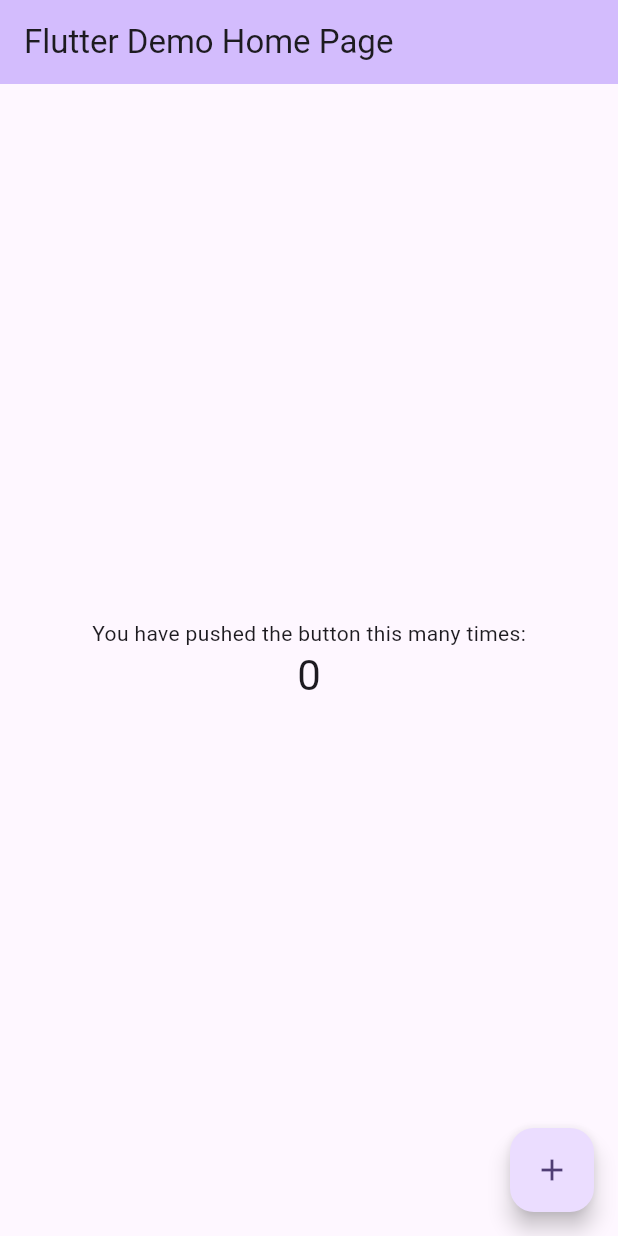
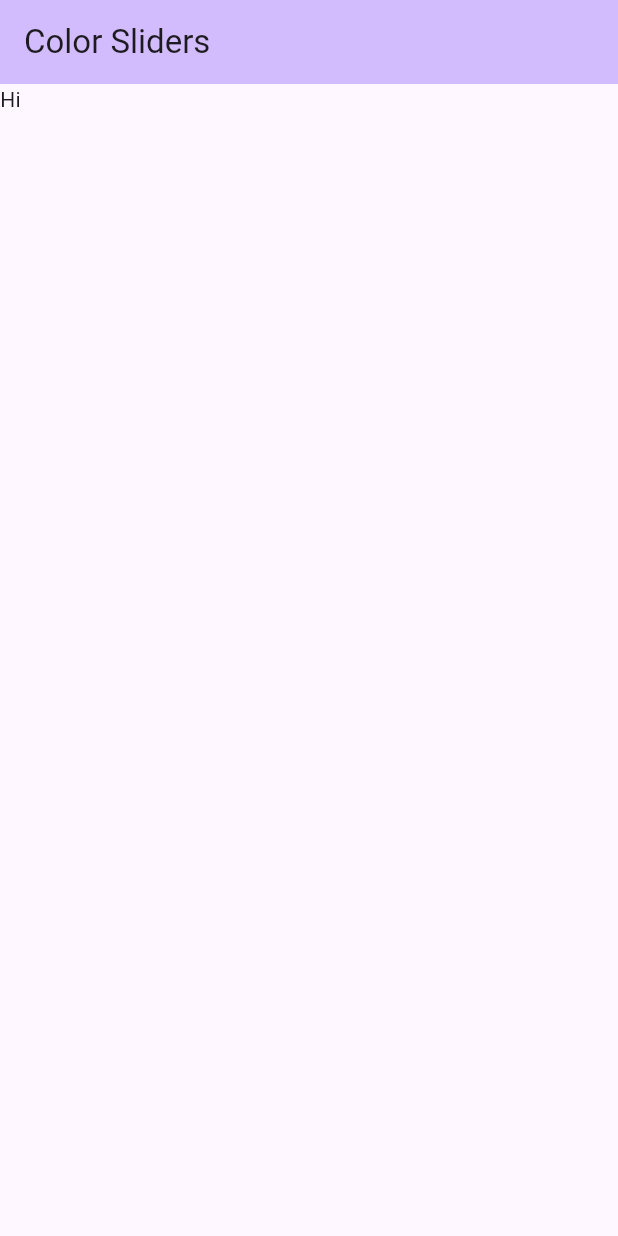
Before and after one commit to CSSE480-Fisher-Fall-2024-2025/ColorSliders, a Flutter app: the screen it shows after launch, on a phone screen of 412 x 824 dp. Run offline on Flutter 3.47's test engine with Material 3 defaults, Android fonts, the phone set to English and light mode, and no system bars.

Commit message:
boilerplate adding a new page

```diff
--- /dev/null
+++ b/colorsliders/lib/color_sliders_page.dart
@@ -0,0 +1,21 @@
+import 'package:flutter/material.dart';
+
+class ColorSlidersPage extends StatefulWidget {
+  const ColorSlidersPage({super.key});
+
+  @override
+  State<ColorSlidersPage> createState() => _ColorSlidersPageState();
+}
+
+class _ColorSlidersPageState extends State<ColorSlidersPage> {
+  @override
+  Widget build(BuildContext context) {
+    return Scaffold(
+      appBar: AppBar(
+        title: const Text("Color Sliders"),
+        backgroundColor: Theme.of(context).colorScheme.inversePrimary,
+      ),
+      body: Text("Hi"),
+    );
+  }
+}
--- a/colorsliders/lib/main.dart
+++ b/colorsliders/lib/main.dart
@@ -1,3 +1,4 @@
+import 'package:colorsliders/color_sliders_page.dart';
 import 'package:flutter/material.dart';
 
 void main() {
@@ -11,115 +12,100 @@
   @override
   Widget build(BuildContext context) {
     return MaterialApp(
-      title: 'Flutter Demo',
+      title: 'Color Sliders',
       theme: ThemeData(
-        // This is the theme of your application.
-        //
-        // TRY THIS: Try running your application with "flutter run". You'll see
-        // the application has a purple toolbar. Then, without quitting the app,
-        // try changing the seedColor in the colorScheme below to Colors.green
-        // and then invoke "hot reload" (save your changes or press the "hot
-        // reload" button in a Flutter-supported IDE, or press "r" if you used
-        // the command line to start the app).
-        //
-        // Notice that the counter didn't reset back to zero; the application
-        // state is not lost during the reload. To reset the state, use hot
-        // restart instead.
-        //
-        // This works for code too, not just values: Most code changes can be
-        // tested with just a hot reload.
         colorScheme: ColorScheme.fromSeed(seedColor: Colors.deepPurple),
         useMaterial3: true,
       ),
-      home: const MyHomePage(title: 'Flutter Demo Home Page'),
+      home: const ColorSlidersPage(),
     );
   }
 }
 
-class MyHomePage extends StatefulWidget {
-  const MyHomePage({super.key, required this.title});
+// class MyHomePage extends StatefulWidget {
+//   const MyHomePage({super.key, required this.title});
 
-  // This widget is the home page of your application. It is stateful, meaning
-  // that it has a State object (defined below) that contains fields that affect
-  // how it looks.
+//   // This widget is the home page of your application. It is stateful, meaning
+//   // that it has a State object (defined below) that contains fields that affect
+//   // how it looks.
 
-  // This class is the configuration for the state. It holds the values (in this
-  // case the title) provided by the parent (in this case the App widget) and
-  // used by the build method of the State. Fields in a Widget subclass are
-  // always marked "final".
+//   // This class is the configuration for the state. It holds the values (in this
+//   // case the title) provided by the parent (in this case the App widget) and
+//   // used by the build method of the State. Fields in a Widget subclass are
+//   // always marked "final".
 
-  final String title;
+//   final String title;
 
-  @override
-  State<MyHomePage> createState() => _MyHomePageState();
-}
+//   @override
+//   State<MyHomePage> createState() => _MyHomePageState();
+// }
 
-class _MyHomePageState extends State<MyHomePage> {
-  int _counter = 0;
+// class _MyHomePageState extends State<MyHomePage> {
+//   int _counter = 0;
 
-  void _incrementCounter() {
-    setState(() {
-      // This call to setState tells the Flutter framework that something has
-      // changed in this State, which causes it to rerun the build method below
-      // so that the display can reflect the updated values. If we changed
-      // _counter without calling setState(), then the build method would not be
-      // called again, and so nothing would appear to happen.
-      _counter++;
-    });
-  }
+//   void _incrementCounter() {
+//     setState(() {
+//       // This call to setState tells the Flutter framework that something has
+//       // changed in this State, which causes it to rerun the build method below
+//       // so that the display can reflect the updated values. If we changed
+//       // _counter without calling setState(), then the build method would not be
+//       // called again, and so nothing would appear to happen.
+//       _counter++;
+//     });
+//   }
 
-  @override
-  Widget build(BuildContext context) {
-    // This method is rerun every time setState is called, for instance as done
-    // by the _incrementCounter method above.
-    //
-    // The Flutter framework has been optimized to make rerunning build methods
-    // fast, so that you can just rebuild anything that needs updating rather
-    // than having to individually change instances of widgets.
-    return Scaffold(
-      appBar: AppBar(
-        // TRY THIS: Try changing the color here to a specific color (to
-        // Colors.amber, perhaps?) and trigger a hot reload to see the AppBar
-        // change color while the other colors stay the same.
-        backgroundColor: Theme.of(context).colorScheme.inversePrimary,
-        // Here we take the value from the MyHomePage object that was created by
-        // the App.build method, and use it to set our appbar title.
-        title: Text(widget.title),
-      ),
-      body: Center(
-        // Center is a layout widget. It takes a single child and positions it
-        // in the middle of the parent.
-        child: Column(
-          // Column is also a layout widget. It takes a list of children and
-          // arranges them vertically. By default, it sizes itself to fit its
-          // children horizontally, and tries to be as tall as its parent.
-          //
-          // Column has various properties to control how it sizes itself and
-          // how it positions its children. Here we use mainAxisAlignment to
-          // center the children vertically; the main axis here is the vertical
-          // axis because Columns are vertical (the cross axis would be
-          // horizontal).
-          //
-          // TRY THIS: Invoke "debug painting" (choose the "Toggle Debug Paint"
-          // action in the IDE, or press "p" in the console), to see the
-          // wireframe for each widget.
-          mainAxisAlignment: MainAxisAlignment.center,
-          children: <Widget>[
-            const Text(
-              'You have pushed the button this many times:',
-            ),
-            Text(
-              '$_counter',
-              style: Theme.of(context).textTheme.headlineMedium,
-            ),
-          ],
-        ),
-      ),
-      floatingActionButton: FloatingActionButton(
-        onPressed: _incrementCounter,
-        tooltip: 'Increment',
-        child: const Icon(Icons.add),
-      ), // This trailing comma makes auto-formatting nicer for build methods.
-    );
-  }
-}
+//   @override
+//   Widget build(BuildContext context) {
+//     // This method is rerun every time setState is called, for instance as done
+//     // by the _incrementCounter method above.
+//     //
+//     // The Flutter framework has been optimized to make rerunning build methods
+//     // fast, so that you can just rebuild anything that needs updating rather
+//     // than having to individually change instances of widgets.
+//     return Scaffold(
+//       appBar: AppBar(
+//         // TRY THIS: Try changing the color here to a specific color (to
+//         // Colors.amber, perhaps?) and trigger a hot reload to see the AppBar
+//         // change color while the other colors stay the same.
+//         backgroundColor: Theme.of(context).colorScheme.inversePrimary,
+//         // Here we take the value from the MyHomePage object that was created by
+//         // the App.build method, and use it to set our appbar title.
+//         title: Text(widget.title),
+//       ),
+//       body: Center(
+//         // Center is a layout widget. It takes a single child and positions it
+//         // in the middle of the parent.
+//         child: Column(
+//           // Column is also a layout widget. It takes a list of children and
+//           // arranges them vertically. By default, it sizes itself to fit its
+//           // children horizontally, and tries to be as tall as its parent.
+//           //
+//           // Column has various properties to control how it sizes itself and
+//           // how it positions its children. Here we use mainAxisAlignment to
+//           // center the children vertically; the main axis here is the vertical
+//           // axis because Columns are vertical (the cross axis would be
+//           // horizontal).
+//           //
+//           // TRY THIS: Invoke "debug painting" (choose the "Toggle Debug Paint"
+//           // action in the IDE, or press "p" in the console), to see the
+//           // wireframe for each widget.
+//           mainAxisAlignment: MainAxisAlignment.center,
+//           children: <Widget>[
+//             const Text(
+//               'You have pushed the button this many times:',
+//             ),
+//             Text(
+//               '$_counter',
+//               style: Theme.of(context).textTheme.headlineMedium,
+//             ),
+//           ],
+//         ),
+//       ),
+//       floatingActionButton: FloatingActionButton(
+//         onPressed: _incrementCounter,
+//         tooltip: 'Increment',
+//         child: const Icon(Icons.add),
+//       ), // This trailing comma makes auto-formatting nicer for build methods.
+//     );
+//   }
+// }
```
